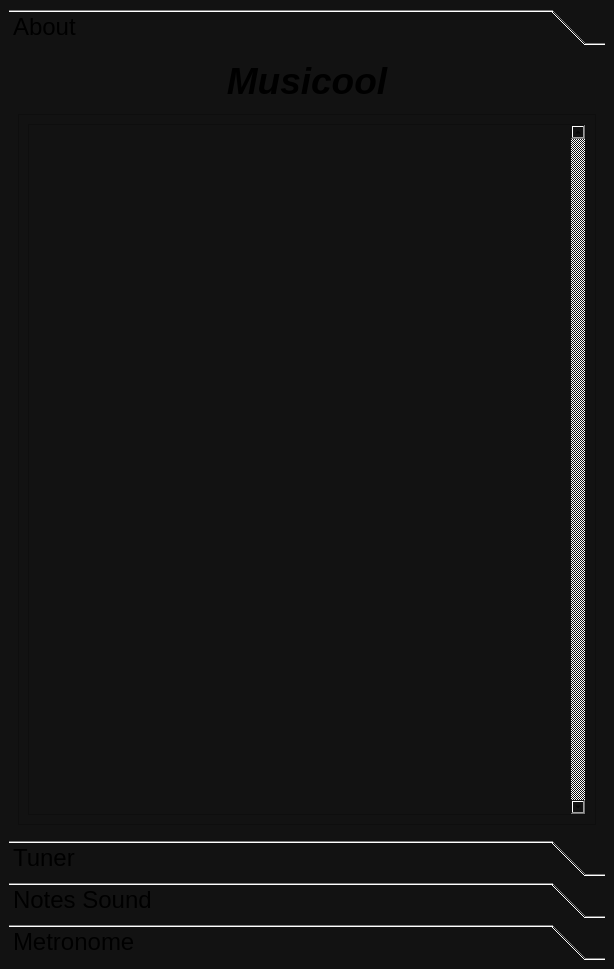
First picture: the form in mainwindow.ui, repository DjamesSuhanko/Musicool, before the edit.
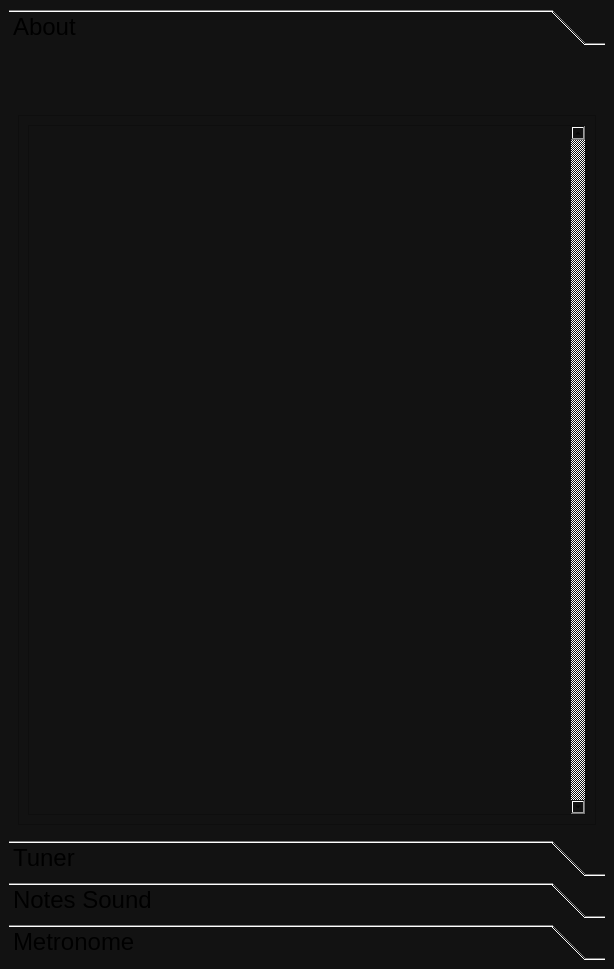
Second picture: the form after the edit. The open tabs and pages were chosen to show the change.

```diff
--- a/mainwindow.ui
+++ b/mainwindow.ui
@@ -92,7 +92,7 @@
                 <property name="maximumSize">
                  <size>
                   <width>16777215</width>
-                  <height>100</height>
+                  <height>16777215</height>
                  </size>
                 </property>
                 <property name="font">
@@ -103,7 +103,7 @@
                  </font>
                 </property>
                 <property name="text">
-                 <string>Musicool</string>
+                 <string/>
                 </property>
                 <property name="alignment">
                  <set>Qt::AlignmentFlag::AlignCenter</set>
```
Left out of the diff: 2 changed lines with no effect on the pictures.
